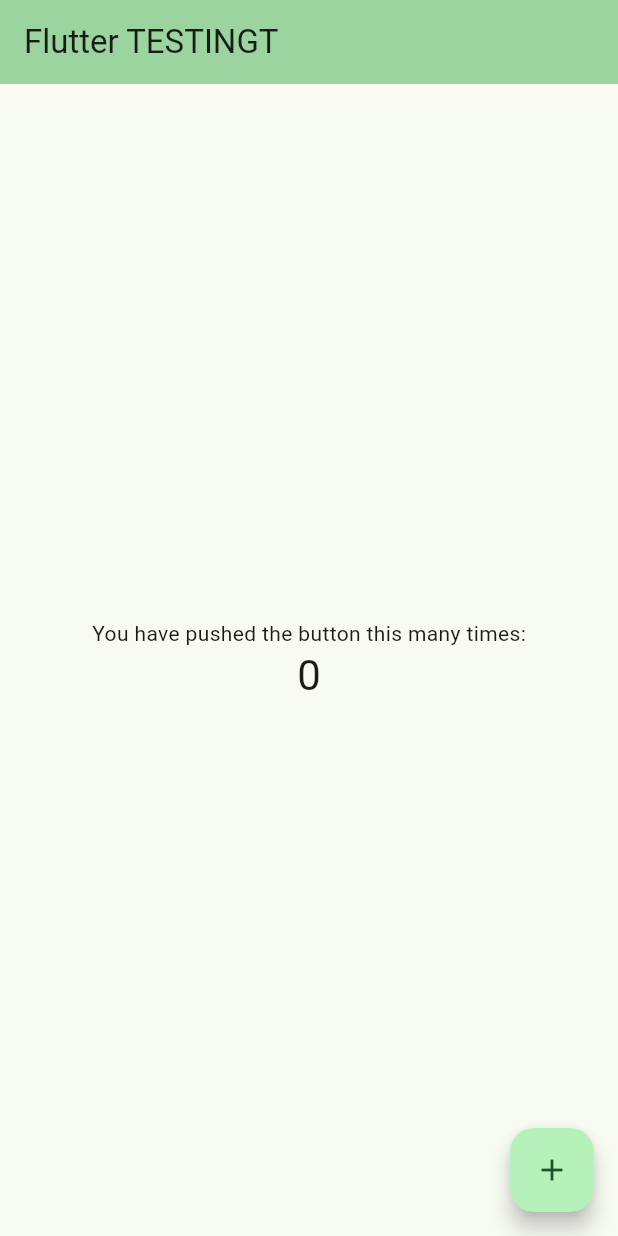
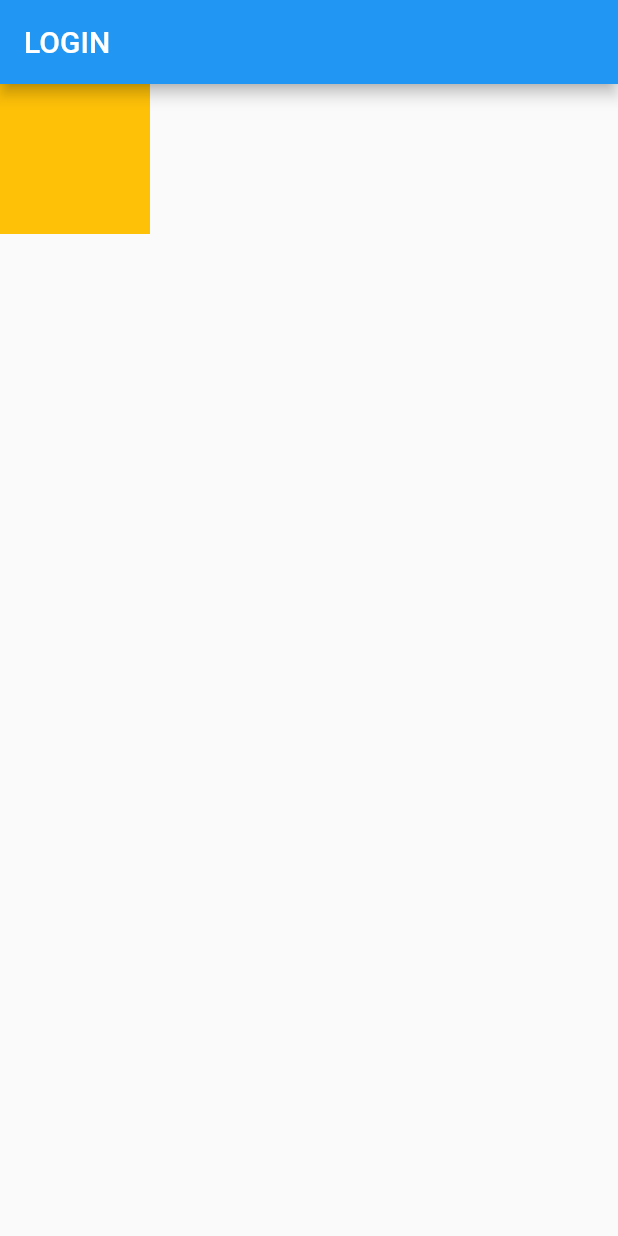
Before and after one commit to riqi3/UntitledProject, a Flutter app: the screen it shows after launch, on a phone screen of 412 x 824 dp. Run offline on Flutter 3.47's test engine with Material 2 defaults, Android fonts, the light colour scheme and no system bars; our stand-ins replace get.

Commit message:
setting login page

```diff
--- /dev/null
+++ b/untitled_project/lib/LoginScreen.dart
@@ -0,0 +1,24 @@
+import 'package:flutter/material.dart';
+
+class LoginScreen extends StatefulWidget {
+  const LoginScreen({super.key});
+
+  @override
+  State<LoginScreen> createState() => _LoginScreenState();
+}
+
+class _LoginScreenState extends State<LoginScreen> {
+  @override
+  Widget build(BuildContext context) {
+    return Scaffold(
+      appBar: AppBar(
+        title: Text('LOGIN'),
+      ),
+      body: Container(
+        color: Colors.amber,
+        width: 100,
+        height: 100,
+      ),
+    );
+  }
+}
--- /dev/null
+++ b/untitled_project/lib/TestProvider.dart
@@ -0,0 +1,5 @@
+import 'package:flutter/material.dart';
+
+class TestProvider with ChangeNotifier{
+
+}
--- a/untitled_project/lib/main.dart
+++ b/untitled_project/lib/main.dart
@@ -1,83 +1,40 @@
 import 'package:flutter/material.dart';
 
-void main() {
-  runApp(const MyApp());
+import 'package:get/get.dart';
+import 'package:provider/provider.dart';
+
+import 'LoginScreen.dart';
+import 'TestProvider.dart';
+
+void main() async {
+  WidgetsFlutterBinding.ensureInitialized();
+
+  runApp(
+    MultiProvider(
+      providers: [
+        ChangeNotifierProvider(
+          create: (context) => TestProvider(),
+          child: const UntitledApp(),
+        ),
+      ],
+      child: const UntitledApp(),
+    ),
+  );
 }
 
-class MyApp extends StatelessWidget {
-  const MyApp({super.key});
+class UntitledApp extends StatelessWidget {
+  const UntitledApp({super.key});
 
   // This widget is the root of your application.
   @override
   Widget build(BuildContext context) {
-    return MaterialApp(
-
-      title: 'Flutter Demo',
+    return GetMaterialApp(
+      debugShowCheckedModeBanner: false,
+      title: 'UNTITLED APP',
       theme: ThemeData(
-
-        colorScheme: ColorScheme.fromSeed(seedColor: Color.fromARGB(255, 31, 230, 107)),
-        useMaterial3: true,
+        primarySwatch: Colors.blue,
       ),
-      debugShowCheckedModeBanner: false,
-      home: const MyHomePage(title: 'Flutter TESTINGT'),
+      home: LoginScreen(),
     );
   }
 }
-
-class MyHomePage extends StatefulWidget {
-  const MyHomePage({super.key, required this.title});
-
-
-
-  final String title;
-
-  @override
-  State<MyHomePage> createState() => _MyHomePageState();
-}
-
-class _MyHomePageState extends State<MyHomePage> {
-  int _counter = 0;
-
-  void _incrementCounter() {
-    setState(() {
-
-      _counter++;
-    });
-  }
-
-  @override
-  Widget build(BuildContext context) {
-
-    return Scaffold(
-      appBar: AppBar(
-
-        backgroundColor: Theme.of(context).colorScheme.inversePrimary,
-        // Here we take the value from the MyHomePage object that was created by
-        // the App.build method, and use it to set our appbar title.
-        title: Text(widget.title),
-      ),
-      body: Center(
-        // Center is a layout widget. It takes a single child and positions it
-        // in the middle of the parent.
-        child: Column(
-
-          mainAxisAlignment: MainAxisAlignment.center,
-          children: <Widget>[
-            const Text(
-              'You have pushed the button this many times:',
-            ),
-            Text(
-              '$_counter',
-              style: Theme.of(context).textTheme.headlineMedium,
-            ),
-          ],
-        ),
-      ),
-      floatingActionButton: FloatingActionButton(
-        onPressed: _incrementCounter,
-        tooltip: 'Increment',
-        child: const Icon(Icons.add),
-      ), // This trailing comma makes auto-formatting nicer for build methods.
-    );
-  }
-}
--- a/untitled_project/pubspec.yaml
+++ b/untitled_project/pubspec.yaml
@@ -35,6 +35,10 @@
   # The following adds the Cupertino Icons font to your application.
   # Use with the CupertinoIcons class for iOS style icons.
   cupertino_icons: ^1.0.2
+  provider: ^6.0.5
+
+  get: ^4.6.5
+
 
 dev_dependencies:
   flutter_test:
```
Also changed, not shown: untitled_project/pubspec.lock, 1 other file.
